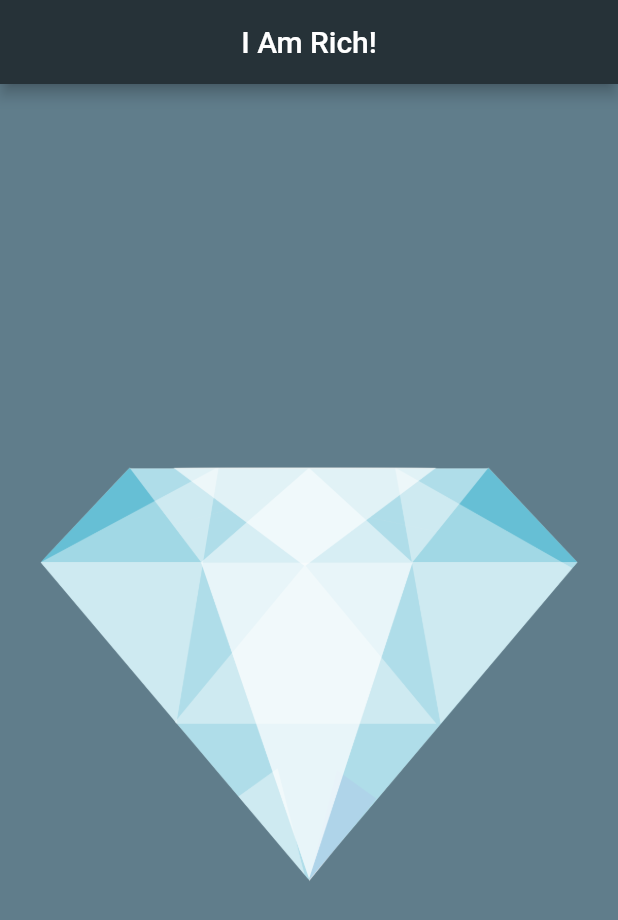
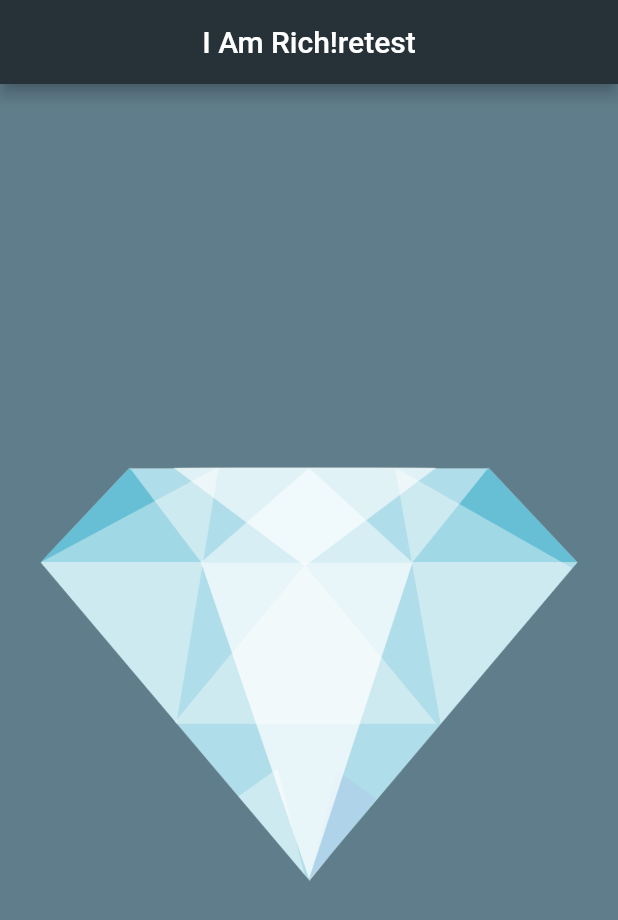
Before and after one commit to Tolskiee/IAmRich, a Flutter app: the screen it shows after launch, on a phone screen of 412 x 824 dp. Shown: the top 920 px of the screen. Run offline on Flutter 3.47's test engine with Material 2 defaults, Android fonts, the phone set to English and light mode, and no system bars.

```diff
--- a/lib/main.dart
+++ b/lib/main.dart
@@ -7,7 +7,7 @@ void main() {
       home: Scaffold(
         backgroundColor: Colors.blueGrey,
         appBar: AppBar(
-          title: const Center(child: Text('I Am Rich!')),
+          title: const Center(child: Text('I Am Rich!retest')),
           backgroundColor: Colors.blueGrey[900],
         ),
         body: const Center(
```
Also changed, not shown: 13 other files.
